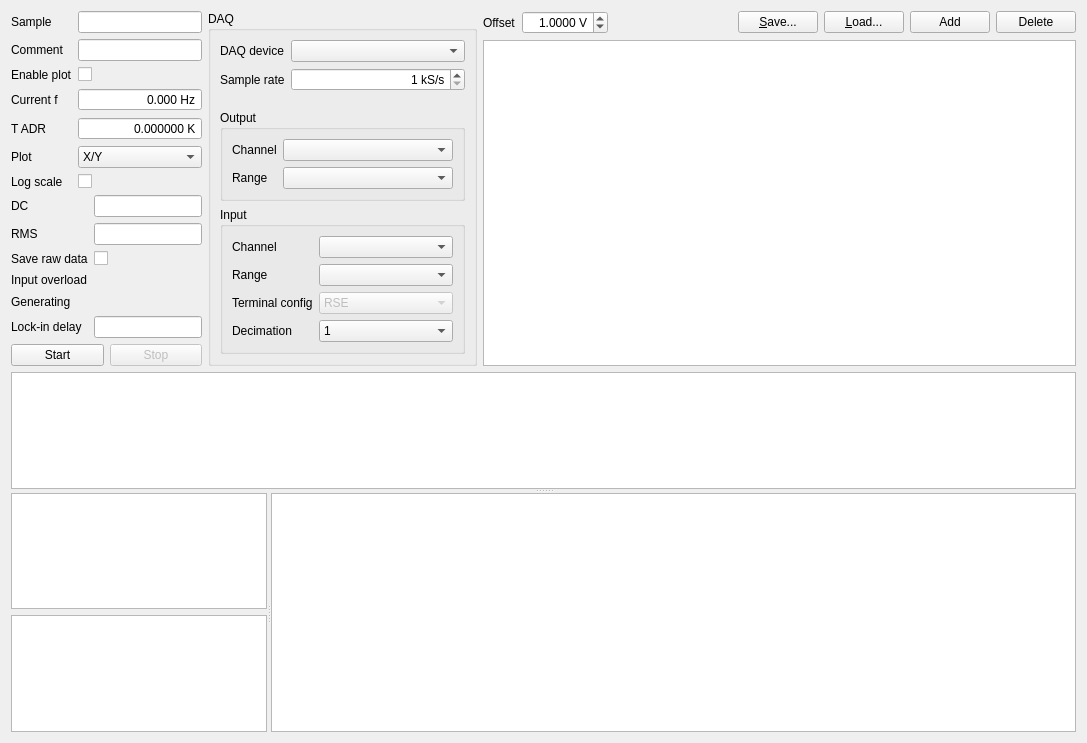
Qt form TES/MultiLockinUi.ui (AvirupRoy/research) before a commit.
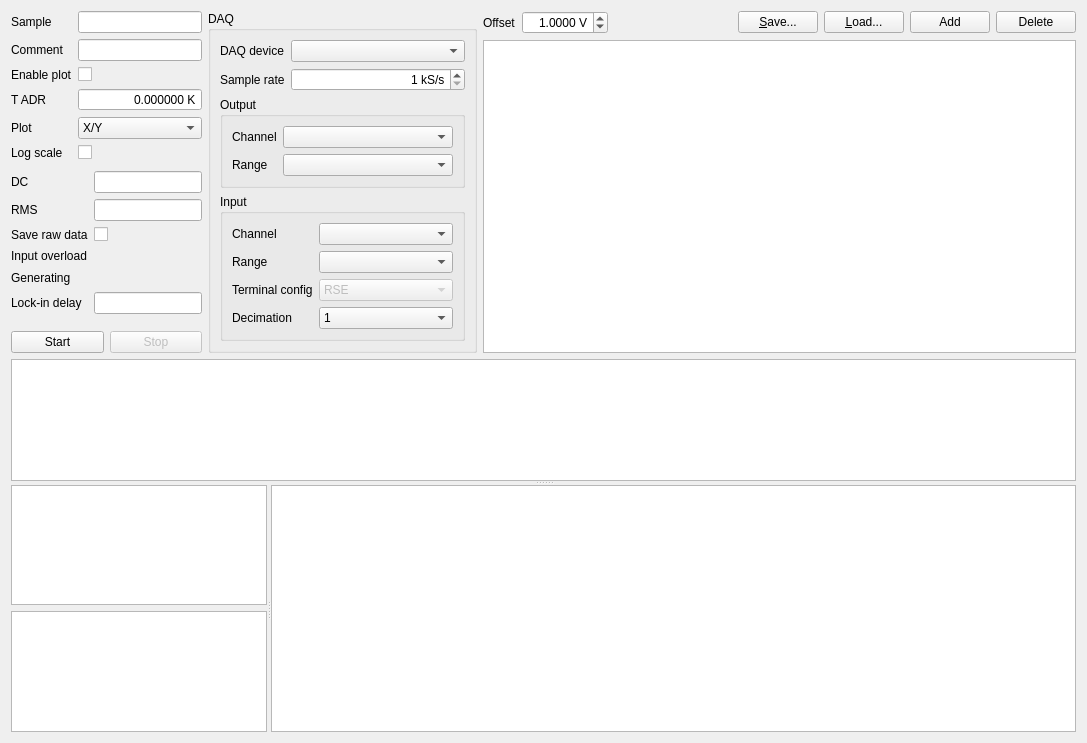
The same form after that commit. Custom widgets are drawn as their Qt base class.

Commit message: Remove unneeded "current Frequency" checkbox

Diff of the .ui file:
```diff
--- a/TES/MultiLockinUi.ui
+++ b/TES/MultiLockinUi.ui
@@ -89,38 +89,6 @@
             </widget>
            </item>
            <item row="3" column="0">
-            <widget class="QLabel" name="label_18">
-             <property name="text">
-              <string>Current f</string>
-             </property>
-             <property name="buddy">
-              <cstring>currentFrequencySb</cstring>
-             </property>
-            </widget>
-           </item>
-           <item row="3" column="1">
-            <widget class="QDoubleSpinBox" name="currentFrequencySb">
-             <property name="alignment">
-              <set>Qt::AlignRight|Qt::AlignTrailing|Qt::AlignVCenter</set>
-             </property>
-             <property name="readOnly">
-              <bool>true</bool>
-             </property>
-             <property name="buttonSymbols">
-              <enum>QAbstractSpinBox::NoButtons</enum>
-             </property>
-             <property name="suffix">
-              <string> Hz</string>
-             </property>
-             <property name="decimals">
-              <number>3</number>
-             </property>
-             <property name="maximum">
-              <double>1000000.000000000000000</double>
-             </property>
-            </widget>
-           </item>
-           <item row="4" column="0">
             <widget class="QLabel" name="label_22">
              <property name="text">
               <string>T ADR</string>
@@ -130,7 +98,7 @@
              </property>
             </widget>
            </item>
-           <item row="4" column="1">
+           <item row="3" column="1">
             <widget class="QDoubleSpinBox" name="temperatureSb">
              <property name="alignment">
               <set>Qt::AlignRight|Qt::AlignTrailing|Qt::AlignVCenter</set>
@@ -155,7 +123,7 @@
              </property>
             </widget>
            </item>
-           <item row="5" column="0">
+           <item row="4" column="0">
             <widget class="QLabel" name="label_29">
              <property name="text">
               <string>Plot</string>
@@ -165,7 +133,7 @@
              </property>
             </widget>
            </item>
-           <item row="5" column="1">
+           <item row="4" column="1">
             <widget class="QComboBox" name="plotCombo">
              <property name="sizePolicy">
               <sizepolicy hsizetype="Minimum" vsizetype="Fixed">
@@ -195,14 +163,7 @@
              </item>
             </widget>
            </item>
-           <item row="6" column="1">
-            <widget class="QCheckBox" name="logscaleCb">
-             <property name="text">
-              <string/>
-             </property>
-            </widget>
-           </item>
-           <item row="6" column="0">
+           <item row="5" column="0">
             <widget class="QLabel" name="label_17">
              <property name="text">
               <string>Log scale</string>
@@ -212,6 +173,13 @@
              </property>
             </widget>
            </item>
+           <item row="5" column="1">
+            <widget class="QCheckBox" name="logscaleCb">
+             <property name="text">
+              <string/>
+             </property>
+            </widget>
+           </item>
           </layout>
          </item>
          <item>
```
Left out of the diff: 1 changed line with no effect on the pictures.
